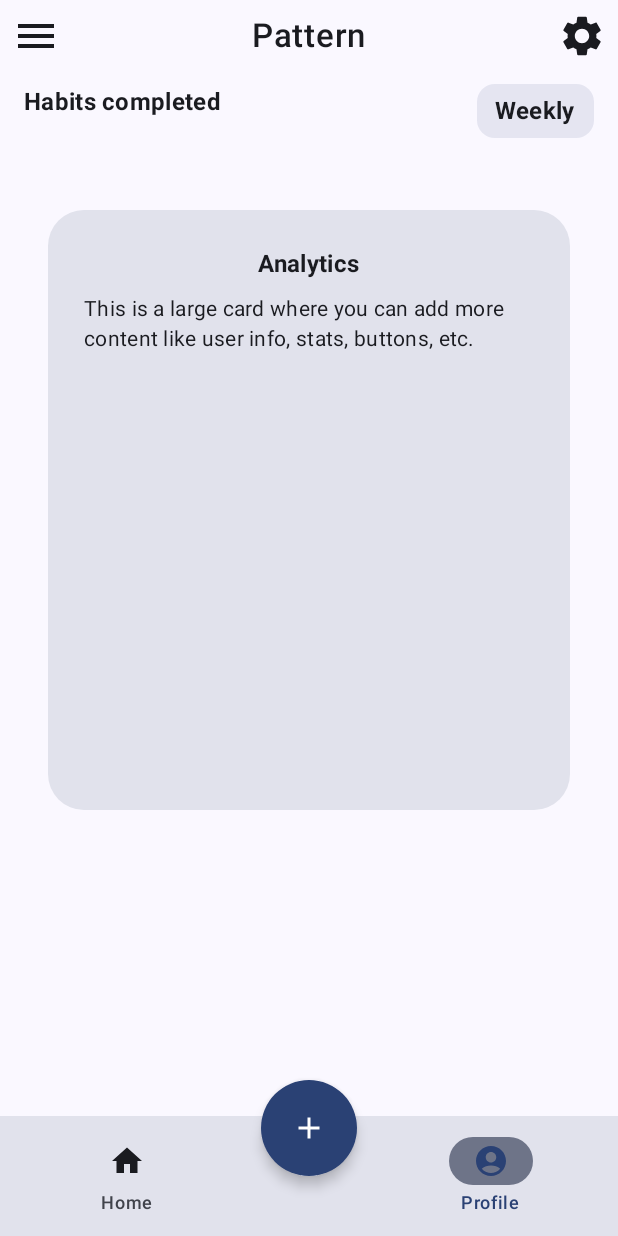
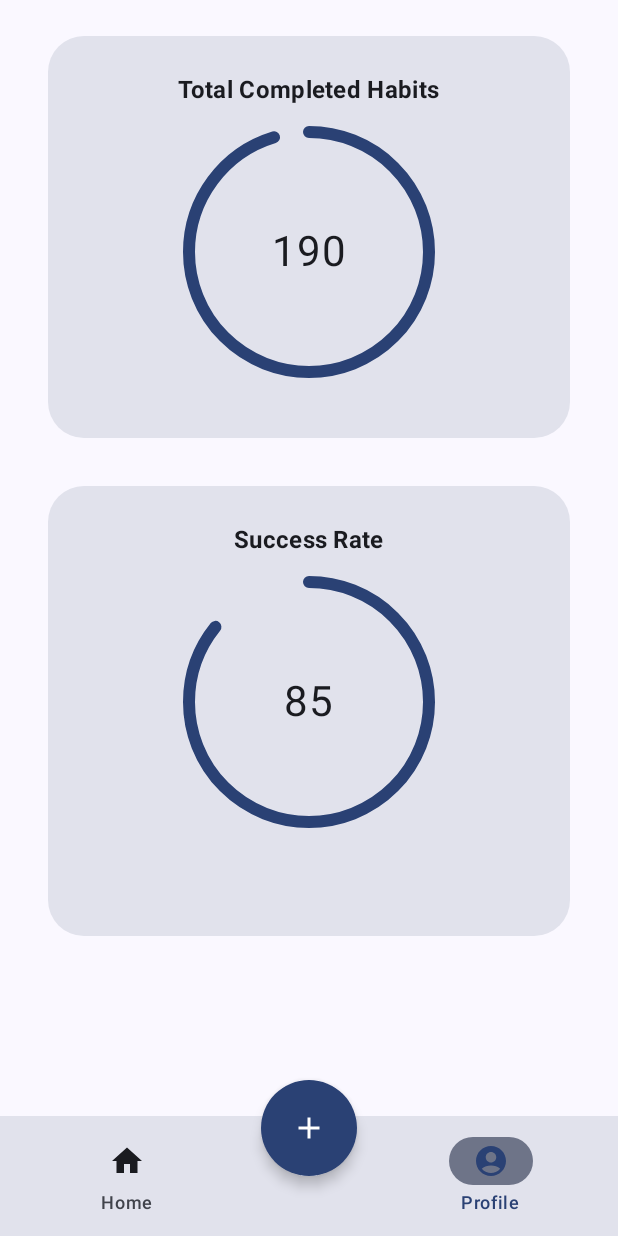
Before and after one commit to EmreRuy/Pattern, an Android app built with Jetpack Compose: the ProfileScreen screen opened through its navigation route, on a phone screen of 412 x 824 dp. Run offline under Robolectric (Android 15) with nearby library versions, the phone set to English and light mode, and no system bars; libraries missing offline, so code that uses them is left out: nl.dionsegijn.konfetti.

Commit message:
Circular Progress Bar

```diff
--- /dev/null
+++ b/app/src/main/java/com/example/pattern/ui/components/CircularProgressBar.kt
@@ -0,0 +1,72 @@
+package com.example.pattern.ui.components
+
+import androidx.compose.animation.core.animateFloatAsState
+import androidx.compose.animation.core.tween
+import androidx.compose.foundation.layout.Box
+import androidx.compose.foundation.layout.size
+import androidx.compose.material3.MaterialTheme
+import androidx.compose.runtime.Composable
+import androidx.compose.runtime.LaunchedEffect
+import androidx.compose.runtime.getValue
+import androidx.compose.runtime.mutableStateOf
+import androidx.compose.runtime.remember
+import androidx.compose.runtime.setValue
+import androidx.compose.ui.Alignment
+import androidx.compose.ui.Modifier
+import androidx.compose.foundation.Canvas
+import androidx.compose.material3.Text
+import androidx.compose.ui.graphics.Color
+import androidx.compose.ui.graphics.StrokeCap
+import androidx.compose.ui.graphics.drawscope.Stroke
+import androidx.compose.ui.unit.Dp
+import androidx.compose.ui.unit.TextUnit
+import androidx.compose.ui.unit.dp
+import androidx.compose.ui.unit.sp
+
+
+@Composable
+fun CircularProgressBar(
+    percentage: Float,
+    number: Int,
+    label: String,
+    fontSize: TextUnit = 28.sp,
+    radius: Dp = 80.dp,
+    color: Color = MaterialTheme.colorScheme.primary,
+    strokeWidth: Dp = 8.dp,
+    animDuration: Int = 3000,
+    animDelay: Int = 0,
+    ) {
+    var animationPlayed by remember { mutableStateOf(false) }
+    val curPercentage = animateFloatAsState(
+        targetValue = if (animationPlayed) percentage else 0f,
+        animationSpec = tween(
+            durationMillis = animDuration,
+            delayMillis = animDelay
+        )
+    )
+    LaunchedEffect(key1 = true) {
+        animationPlayed = true
+    }
+    Box(
+        contentAlignment = Alignment.Center,
+        modifier = Modifier.size(radius * 2f)
+    ) {
+        Canvas(
+            modifier = Modifier.size(radius * 2f)
+        ) {
+            drawArc(
+                color = color,
+                startAngle = -90f,
+                360 * curPercentage.value,
+                useCenter = false,
+                style = Stroke(strokeWidth.toPx(), cap = StrokeCap.Round)
+            )
+        }
+        Text(
+            text = (curPercentage.value * number).toInt().toString(),
+            color = MaterialTheme.colorScheme.onBackground,
+            fontSize = fontSize,
+            fontFamily = MaterialTheme.typography.bodyMedium.fontFamily
+        )
+    }
+}
--- a/app/src/main/java/com/example/pattern/ui/components/HabitCards.kt
+++ b/app/src/main/java/com/example/pattern/ui/components/HabitCards.kt
@@ -54,7 +54,7 @@ fun HabitCards(
                 fontSize = 22.sp,
                 fontFamily = MaterialTheme.typography.bodyMedium.fontFamily,
                 fontWeight = FontWeight.SemiBold,
-                color = MaterialTheme.colorScheme.onBackground
+                color = MaterialTheme.colorScheme.primary
             )
             habits.forEach { habit ->
                 HabitTaskCard(habit = habit, onHabitChecked = onHabitChecked)
--- a/app/src/main/java/com/example/pattern/ui/screens/ProfileScreen.kt
+++ b/app/src/main/java/com/example/pattern/ui/screens/ProfileScreen.kt
@@ -1,36 +1,28 @@
 package com.example.pattern.ui.screens
 
 import androidx.compose.foundation.background
-import androidx.compose.foundation.layout.Arrangement
 import androidx.compose.foundation.layout.Box
 import androidx.compose.foundation.layout.Column
-import androidx.compose.foundation.layout.Row
 import androidx.compose.foundation.layout.Spacer
 import androidx.compose.foundation.layout.fillMaxHeight
 import androidx.compose.foundation.layout.fillMaxSize
 import androidx.compose.foundation.layout.fillMaxWidth
 import androidx.compose.foundation.layout.height
 import androidx.compose.foundation.layout.padding
-import androidx.compose.foundation.layout.size
 import androidx.compose.foundation.rememberScrollState
 import androidx.compose.foundation.shape.RoundedCornerShape
 import androidx.compose.foundation.verticalScroll
 import androidx.compose.material3.Card
 import androidx.compose.material3.CardDefaults
-import androidx.compose.material3.Icon
 import androidx.compose.material3.MaterialTheme
 import androidx.compose.material3.Text
 import androidx.compose.runtime.Composable
 import androidx.compose.ui.Alignment
 import androidx.compose.ui.Modifier
-import androidx.compose.ui.draw.clip
-import androidx.compose.ui.res.painterResource
-import androidx.compose.ui.res.stringResource
 import androidx.compose.ui.text.font.FontWeight
 import androidx.compose.ui.tooling.preview.Preview
 import androidx.compose.ui.unit.dp
-import androidx.compose.ui.unit.sp
-import com.example.pattern.R
+import com.example.pattern.ui.components.CircularProgressBar
 
 @Preview
 @Composable
@@ -48,82 +40,39 @@ fun ProfileScreen() {
             .background(MaterialTheme.colorScheme.background)
             .padding(vertical = 8.dp)
     ) {
-        Row(
+        Box(
             modifier = Modifier
                 .fillMaxWidth()
-                .padding(horizontal = 8.dp),
-            horizontalArrangement = Arrangement.SpaceBetween,
-            verticalAlignment = Alignment.CenterVertically
+                .fillMaxHeight()
+                .height(300.dp)
+                .padding(horizontal = 32.dp, vertical = 16.dp)
+                .background(
+                    color = MaterialTheme.colorScheme.surfaceVariant,
+                    shape = RoundedCornerShape(24.dp)
+                ),
+            contentAlignment = Alignment.Center
         ) {
-            Icon(
-                painter = painterResource(id = R.drawable.menu),
-                contentDescription = "Menu Icon",
-                modifier = Modifier.size(32.dp),
-                tint = MaterialTheme.colorScheme.onBackground
-            )
-
-            Text(
-                text = stringResource(id = R.string.app_name),
-                fontSize = 22.sp,
-                fontFamily = MaterialTheme.typography.bodyMedium.fontFamily,
-                fontWeight = FontWeight.SemiBold,
-                color = MaterialTheme.colorScheme.onBackground
-            )
-
-            Icon(
-                painter = painterResource(id = R.drawable.settings),
-                contentDescription = "Settings Icon",
-                modifier = Modifier.size(32.dp),
-                tint = MaterialTheme.colorScheme.onBackground
-            )
-        }
-        Spacer(modifier = Modifier.height(16.dp))
-        Row(
-            modifier = Modifier
-                .fillMaxSize()
-                .padding(horizontal = 16.dp),
-            horizontalArrangement = Arrangement.SpaceBetween
-        ) {
-            Text(
-                text = "Habits completed",
-                style = MaterialTheme.typography.titleMedium,
-                fontWeight = FontWeight.Bold,
-                color = MaterialTheme.colorScheme.onSurface
-            )
-            Box(
+            Column(
                 modifier = Modifier
-                    .background(
-                        color = MaterialTheme.colorScheme.primary.copy(alpha = 0.1f),
-                        shape = RoundedCornerShape(12.dp)
-                    )
-                    .clip(RoundedCornerShape(12.dp))
-                    .padding(horizontal = 12.dp, vertical = 6.dp)
+                    .fillMaxSize()
+                    .padding(24.dp),
+                horizontalAlignment = Alignment.CenterHorizontally
             ) {
                 Text(
-                    text = "Weekly",
+                    text = "Total Completed Habits",
                     style = MaterialTheme.typography.titleMedium,
                     fontWeight = FontWeight.Bold,
                     color = MaterialTheme.colorScheme.onSurface
                 )
+                Spacer(modifier = Modifier.height(16.dp))
+                CircularProgressBar(percentage = 1f, number = 200, label = "total completed habits")
             }
-        }
-        Box(
-            modifier = Modifier
-                .fillMaxWidth()
-                .fillMaxHeight()
-                .padding(horizontal = 16.dp, vertical = 16.dp)
-                .background(
-                    color = MaterialTheme.colorScheme.surfaceVariant,
-                    shape = RoundedCornerShape(24.dp)
-                )
-        ) {
-
         }
         Card(
             modifier = Modifier
                 .fillMaxWidth()
                 .padding(horizontal = 32.dp, vertical = 16.dp)
-                .height(400.dp),
+                .height(300.dp),
             shape = RoundedCornerShape(24.dp),
             colors = CardDefaults.cardColors(
                 containerColor = MaterialTheme.colorScheme.surfaceVariant
@@ -136,17 +85,13 @@ fun ProfileScreen() {
                 horizontalAlignment = Alignment.CenterHorizontally
             ) {
                 Text(
-                    text = "Analytics",
+                    text = "Success Rate",
                     style = MaterialTheme.typography.titleMedium,
                     fontWeight = FontWeight.Bold,
                     color = MaterialTheme.colorScheme.onSurface
                 )
-                Spacer(modifier = Modifier.height(8.dp))
-                Text(
-                    text = "This is a large card where you can add more content like user info, stats, buttons, etc.",
-                    style = MaterialTheme.typography.bodyMedium,
-                    color = MaterialTheme.colorScheme.onSurface
-                )
+                Spacer(modifier = Modifier.height(16.dp))
+                CircularProgressBar(percentage = 0.9f, number = 100, label = "Success Rate")
             }
         }
     }
```
Also changed, not shown: 1 other file.
